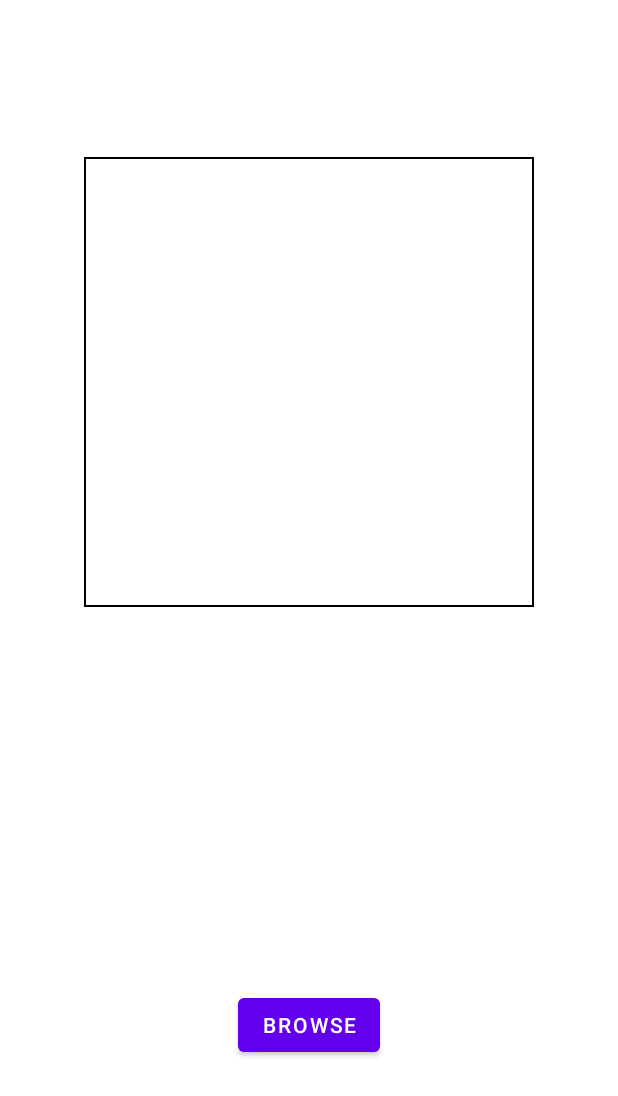
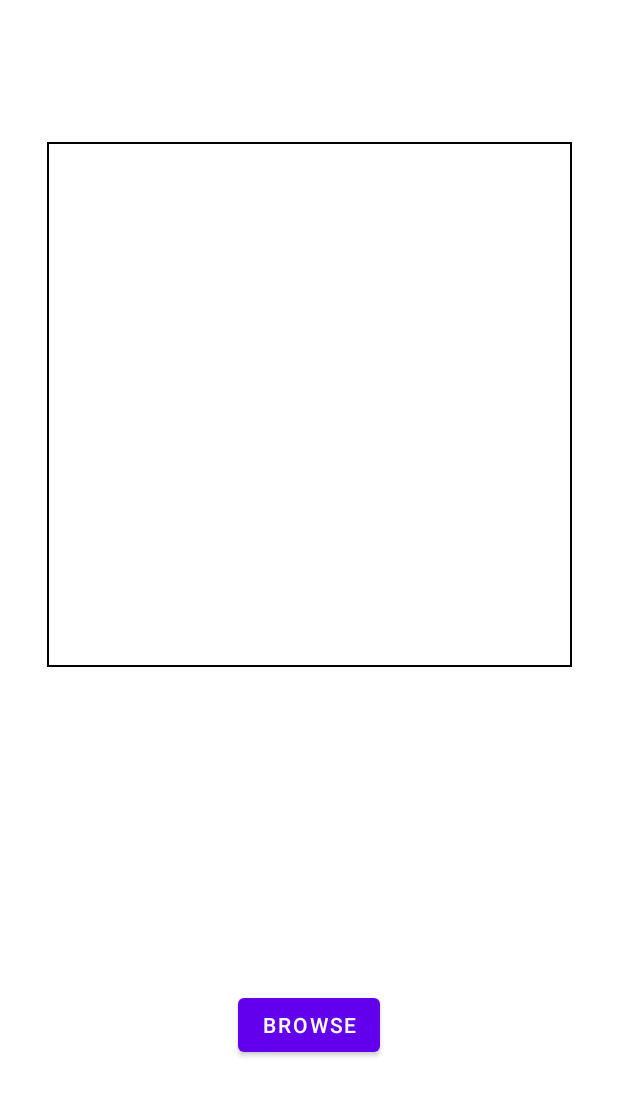
Before and after one commit to Kamiruku/PNGOptimiser, an Android app: the layout activity_main.xml on its own in the app's theme, with its tools: preview values and no code run, on a phone screen of 412 x 824 dp. Shown: the top 1096 px of the screen. Run offline under Robolectric (Android 15) with nearby library versions, the phone set to English and light mode, and no system bars; plain views replace PhotoView.

Commit message:
Minor Changes

```diff
--- a/app/src/main/java/com/kamiruku/pngoptimiser/MainActivity.kt
+++ b/app/src/main/java/com/kamiruku/pngoptimiser/MainActivity.kt
@@ -18,6 +18,7 @@ import androidx.appcompat.app.AppCompatActivity
 import androidx.lifecycle.lifecycleScope
 import com.kamiruku.pngoptimiser.databinding.ActivityMainBinding
 import id.zelory.compressor.Compressor
+import id.zelory.compressor.constraint.destination
 import id.zelory.compressor.constraint.format
 import id.zelory.compressor.constraint.quality
 import kotlinx.coroutines.launch
@@ -85,14 +86,16 @@ class MainActivity : AppCompatActivity() {
 
     private fun compressImage(imageUri: Uri) {
         val file = getFile(applicationContext, imageUri)
+        //Compressor.compress is a suspend function
         lifecycleScope.launch {
             val compressedFile =
                 Compressor.compress(applicationContext, file) {
                     //Quality will be customisable later on
                     quality(80)
                     format(Bitmap.CompressFormat.JPEG)
+
                 }
-            binding.imageBefore.setImageBitmap(BitmapFactory.decodeFile(compressedFile.absolutePath))
+            binding.imageViewer.setImageBitmap(BitmapFactory.decodeFile(compressedFile.absolutePath))
         }
     }
 
--- a/app/src/main/res/layout/activity_main.xml
+++ b/app/src/main/res/layout/activity_main.xml
@@ -20,9 +20,9 @@
         app:layout_constraintVertical_bias="0.85" />
 
     <com.github.chrisbanes.photoview.PhotoView
-        android:id="@+id/imageBefore"
-        android:layout_width="300dp"
-        android:layout_height="300dp"
+        android:id="@+id/imageViewer"
+        android:layout_width="350dp"
+        android:layout_height="350dp"
         android:background="@drawable/image_border"
         app:layout_constraintBottom_toBottomOf="parent"
         app:layout_constraintEnd_toEndOf="parent"
```
